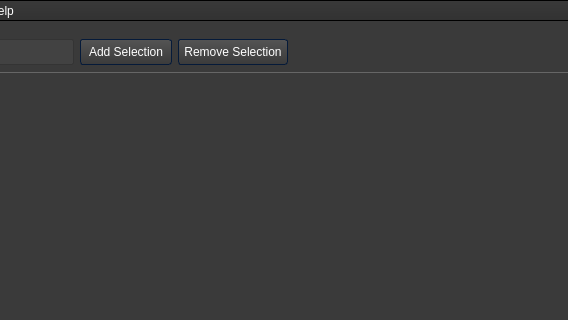
Above: forms/mainwindow.ui from WTS012201/Text-Extraction-Tool before the change; both pictures show x 134 to 702 and y 0 to 320 of the 800 by 600 pixel window. Below: the same form after it.
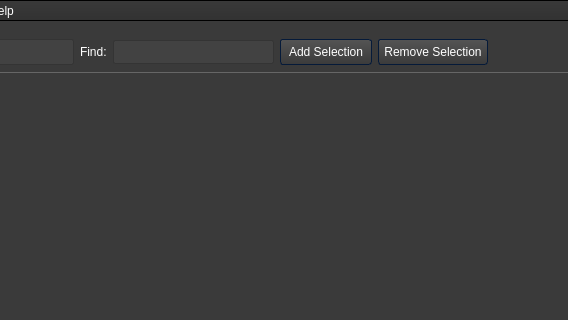
That is the form after the change. Icons and pictures are not drawn.

```diff
--- a/forms/mainwindow.ui
+++ b/forms/mainwindow.ui
@@ -1043,6 +1043,22 @@
                    </property>
                   </widget>
                  </item>
+                 <item>
+                  <widget class="QLabel" name="label">
+                   <property name="text">
+                    <string>Find:</string>
+                   </property>
+                  </widget>
+                 </item>
+                 <item>
+                  <widget class="QLineEdit" name="find">
+                   <property name="styleSheet">
+                    <string notr="true">.QLineEdit{
+	background: rgba(255, 255, 255, 10)
+}</string>
+                   </property>
+                  </widget>
+                 </item>
                  <item>
                   <widget class="QPushButton" name="highlightAll">
                    <property name="minimumSize">
```
